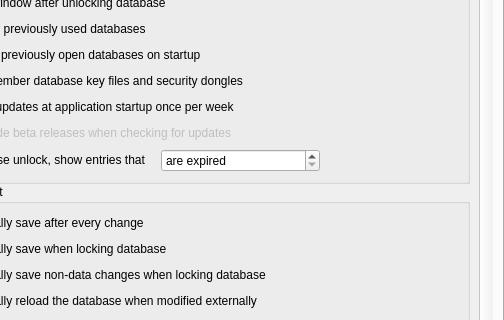
This is src/gui/ApplicationSettingsWidgetGeneral.ui in keepassxreboot/keepassxc as Qt 5 draws it before an edit; both pictures show x 101 to 605 and y 149 to 469 of the 605 by 968 pixel window. The edited form follows.
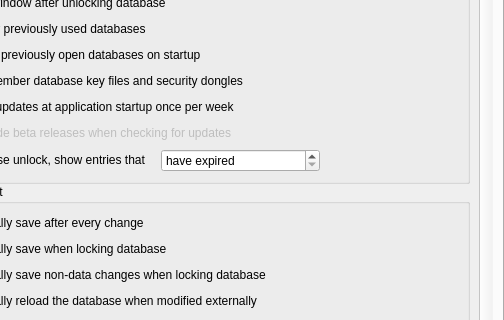
This is the edited form. Custom widgets are drawn as their Qt base class.

The edit to the form file:
```diff
--- a/src/gui/ApplicationSettingsWidgetGeneral.ui
+++ b/src/gui/ApplicationSettingsWidgetGeneral.ui
@@ -58,8 +58,8 @@
            <rect>
             <x>0</x>
             <y>0</y>
-            <width>664</width>
-            <height>1215</height>
+            <width>564</width>
+            <height>930</height>
            </rect>
           </property>
           <layout class="QVBoxLayout" name="verticalLayout_8">
@@ -267,7 +267,7 @@
                    <string>On database unlock, show entries that </string>
                   </property>
                   <property name="specialValueText">
-                   <string>are expired</string>
+                   <string comment="On database unlock, show entries that...">have expired</string>
                   </property>
                   <property name="suffix">
                    <string> days</string>
```
Left out of the diff: 6 changed lines with no effect on the pictures.
